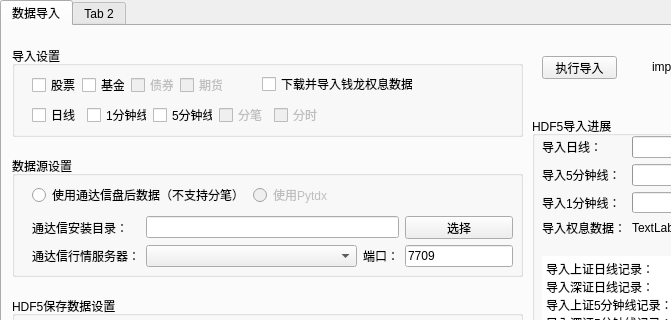
This is hikyuu_python/tools/maintain/MainWindow.ui in fasiondog/hikyuu as Qt 5 draws it before an edit; both pictures show x 0 to 671 and y 0 to 320 of the 1067 by 598 pixel window. The edited form follows.
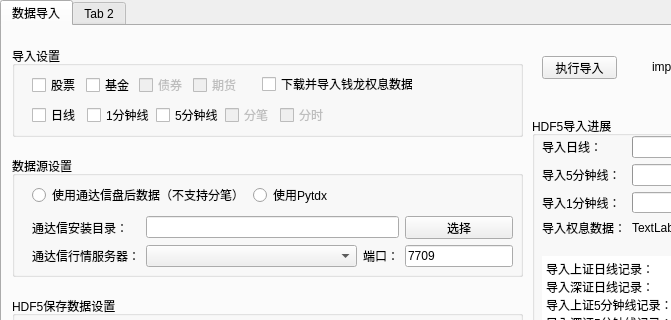
This is the edited form.

```diff
--- a/hikyuu_python/tools/maintain/MainWindow.ui
+++ b/hikyuu_python/tools/maintain/MainWindow.ui
@@ -75,7 +75,7 @@
         <item>
          <widget class="QRadioButton" name="pytdx_radioButton">
           <property name="enabled">
-           <bool>false</bool>
+           <bool>true</bool>
           </property>
           <property name="text">
            <string>使用Pytdx</string>
@@ -490,7 +490,7 @@
         <rect>
          <x>20</x>
          <y>30</y>
-         <width>191</width>
+         <width>208</width>
          <height>18</height>
         </rect>
        </property>
@@ -536,7 +536,7 @@
         <rect>
          <x>20</x>
          <y>60</y>
-         <width>291</width>
+         <width>297</width>
          <height>18</height>
         </rect>
        </property>
```
